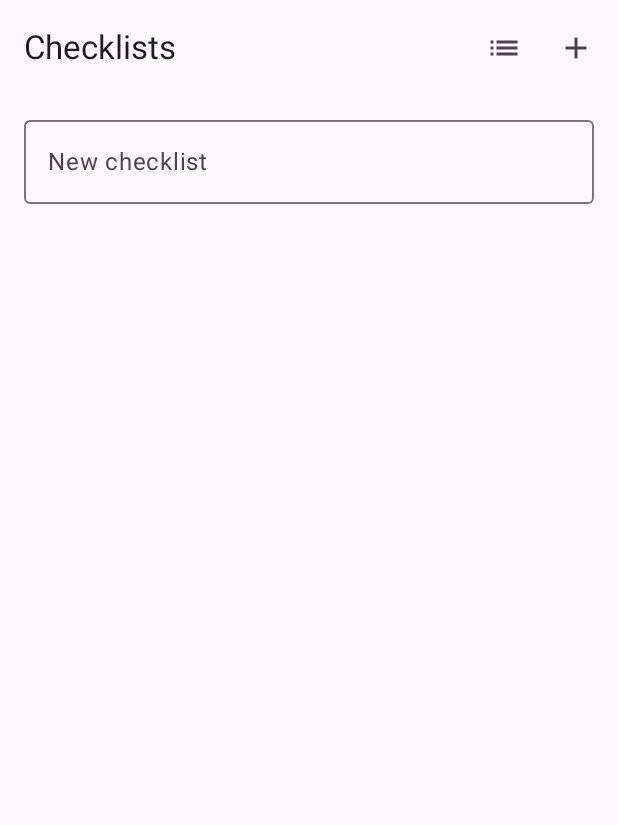
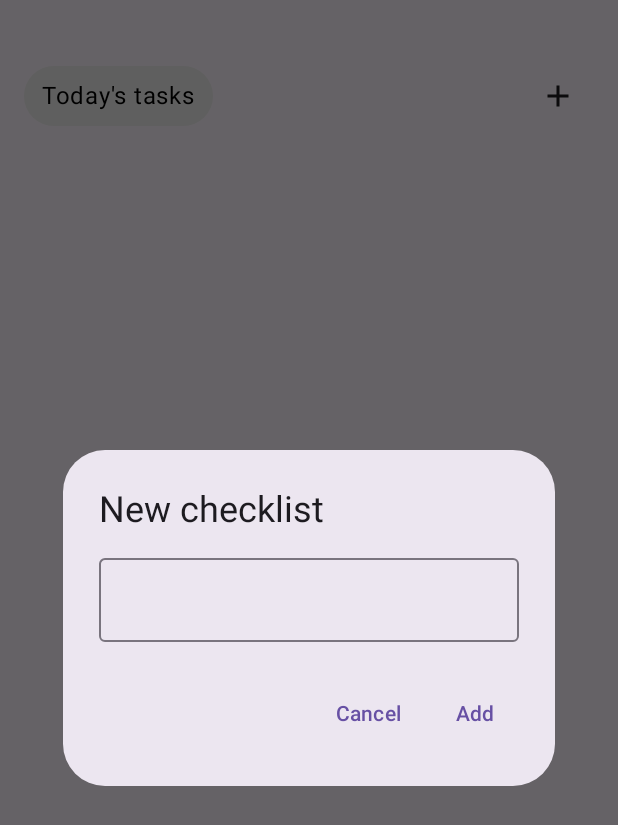
Before and after one commit to o-ebit/AndroidTaskApp, an Android app built with Jetpack Compose: the ListsScreen screen opened through its navigation route, after a tap on "Add checklist", on a phone screen of 412 x 824 dp. Shown: the top 825 px of the screen. Run offline under Robolectric (Android 15) with nearby library versions, the phone set to English and light mode, and no system bars; our stand-ins replace Room's generated code.

Commit message:
added date and to-do screen

```diff
--- a/app/src/main/java/com/example/taskapp/ui/ListsScreen.kt
+++ b/app/src/main/java/com/example/taskapp/ui/ListsScreen.kt
@@ -2,15 +2,41 @@ package com.example.taskapp.ui
 
 import androidx.compose.foundation.background
 import androidx.compose.foundation.combinedClickable
-import androidx.compose.foundation.layout.*
+import androidx.compose.foundation.layout.Arrangement
+import androidx.compose.foundation.layout.Box
+import androidx.compose.foundation.layout.Column
+import androidx.compose.foundation.layout.Row
+import androidx.compose.foundation.layout.fillMaxSize
+import androidx.compose.foundation.layout.fillMaxWidth
+import androidx.compose.foundation.layout.padding
+import androidx.compose.foundation.layout.size
 import androidx.compose.foundation.lazy.LazyColumn
 import androidx.compose.foundation.lazy.items
 import androidx.compose.material.icons.Icons
 import androidx.compose.material.icons.filled.Add
 import androidx.compose.material.icons.filled.Delete
-import androidx.compose.material.icons.filled.List
-import androidx.compose.material3.*
-import androidx.compose.runtime.*
+import androidx.compose.material3.AlertDialog
+import androidx.compose.material3.ButtonDefaults
+import androidx.compose.material3.ExperimentalMaterial3Api
+import androidx.compose.material3.HorizontalDivider
+import androidx.compose.material3.Icon
+import androidx.compose.material3.IconButton
+import androidx.compose.material3.ListItem
+import androidx.compose.material3.MaterialTheme
+import androidx.compose.material3.OutlinedTextField
+import androidx.compose.material3.Scaffold
+import androidx.compose.material3.SwipeToDismissBox
+import androidx.compose.material3.SwipeToDismissBoxValue
+import androidx.compose.material3.Text
+import androidx.compose.material3.TextButton
+import androidx.compose.material3.rememberSwipeToDismissBoxState
+import androidx.compose.runtime.Composable
+import androidx.compose.runtime.collectAsState
+import androidx.compose.runtime.getValue
+import androidx.compose.runtime.mutableStateOf
+import androidx.compose.runtime.remember
+import androidx.compose.runtime.rememberCoroutineScope
+import androidx.compose.runtime.setValue
 import androidx.compose.ui.Alignment
 import androidx.compose.ui.Modifier
 import androidx.compose.ui.graphics.Color
@@ -21,46 +47,47 @@ import com.example.taskapp.data.Checklist
 import com.example.taskapp.viewmodel.ListsVm
 import kotlinx.coroutines.launch
 
-@OptIn(ExperimentalMaterial3Api::class)
 @Composable
 fun ListsScreen(
     nav: NavHostController,
     vm: ListsVm = viewModel()
 ) {
     val lists by vm.lists.collectAsState()
-    var newTitle by remember { mutableStateOf("") }
-
+    var showAdd by remember { mutableStateOf(false) }
     Scaffold(
         topBar = {
-            TopAppBar(
-                title = { Text("Checklists") },
-                actions = {
-                    IconButton(onClick = { nav.navigate("todos") }) {
-                        Icon(Icons.Default.List, contentDescription = "To-dos")
-                    }
-                    IconButton(onClick = {
-                        if (newTitle.isNotBlank()) {
-                            vm.add(newTitle)
-                            newTitle = ""
-                        }
-                    }) {
-                        Icon(Icons.Default.Add, contentDescription = "Add checklist")
-                    }
+            Row(
+                modifier = Modifier
+                    .fillMaxWidth()
+                    .padding(horizontal = 16.dp, vertical = 40.dp),
+                horizontalArrangement = Arrangement.SpaceBetween,
+                verticalAlignment = Alignment.CenterVertically
+            ) {
+                TextButton(
+                    onClick = { nav.navigate("todos") },
+                    colors = ButtonDefaults.buttonColors(
+                        containerColor = Color(0xFFEEEEEE),
+                        contentColor = Color.Black
+                    )
+                ) {
+                    Text(
+                        text = "Today's tasks",
+                        style = MaterialTheme.typography.bodyLarge
+                    )
                 }
-            )
+
+                IconButton(onClick = { showAdd = true }) {
+                    Icon(Icons.Default.Add, contentDescription = "Add checklist")
+                }
+            }
+
         }
     ) { pad ->
-        Column(Modifier.padding(pad).fillMaxSize()) {
-
-            OutlinedTextField(
-                value = newTitle,
-                onValueChange = { newTitle = it },
-                placeholder = { Text("New checklist") },
-                modifier = Modifier
-                    .fillMaxWidth()
-                    .padding(16.dp)
-            )
-
+        Column(
+            Modifier
+                .padding(pad)
+                .fillMaxSize()
+        ) {
             LazyColumn(
                 modifier = Modifier
                     .weight(1f)
@@ -168,6 +195,31 @@ fun ListsScreen(
                     }
                 }
             }
+            if (showAdd) {
+                var draft by remember { mutableStateOf("") }
+                AlertDialog(
+                    onDismissRequest = { showAdd = false },
+                    title = { Text("New checklist") },
+                    text = {
+                        OutlinedTextField(
+                            value = draft,
+                            onValueChange = { draft = it },
+                            singleLine = true
+                        )
+                    },
+                    confirmButton = {
+                        TextButton(onClick = {
+                            if (draft.isNotBlank()) {
+                                vm.add(draft)
+                                showAdd = false
+                            }
+                        }) { Text("Add") }
+                    },
+                    dismissButton = {
+                        TextButton(onClick = { showAdd = false }) { Text("Cancel") }
+                    }
+                )
+            }
         }
     }
 }
--- a/app/src/main/java/com/example/taskapp/ui/TaskScreen.kt
+++ b/app/src/main/java/com/example/taskapp/ui/TaskScreen.kt
@@ -24,13 +24,11 @@ import androidx.compose.material.icons.filled.KeyboardArrowUp
 import androidx.compose.material3.AlertDialog
 import androidx.compose.material3.Card
 import androidx.compose.material3.CardDefaults
-import androidx.compose.material3.Checkbox
 import androidx.compose.material3.DatePicker
 import androidx.compose.material3.DatePickerDialog
 import androidx.compose.material3.ExperimentalMaterial3Api
 import androidx.compose.material3.Icon
 import androidx.compose.material3.IconButton
-import androidx.compose.material3.LocalContentColor
 import androidx.compose.material3.MaterialTheme
 import androidx.compose.material3.OutlinedTextField
 import androidx.compose.material3.Scaffold
@@ -52,7 +50,6 @@ import androidx.compose.ui.Alignment
 import androidx.compose.ui.Modifier
 import androidx.compose.ui.graphics.Color
 import androidx.compose.ui.platform.LocalContext
-import androidx.compose.ui.text.style.TextDecoration
 import androidx.compose.ui.unit.dp
 import androidx.lifecycle.SavedStateHandle
 import androidx.lifecycle.ViewModel
--- a/app/src/main/java/com/example/taskapp/ui/TodoScreen.kt
+++ b/app/src/main/java/com/example/taskapp/ui/TodoScreen.kt
@@ -121,7 +121,7 @@ fun TodoScreen(
                     }
                 }
 
-                Divider(thickness = 0.5.dp)
+                HorizontalDivider(thickness = 0.5.dp)
             }
         }
 
```
Also changed, not shown: app/src/main/java/com/example/taskapp/MainActivity.kt (+0 -11 lines), app/src/main/java/com/example/taskapp/ui/DebugBackScreen.kt (deleted, +0 -42 lines), 1 other file.
